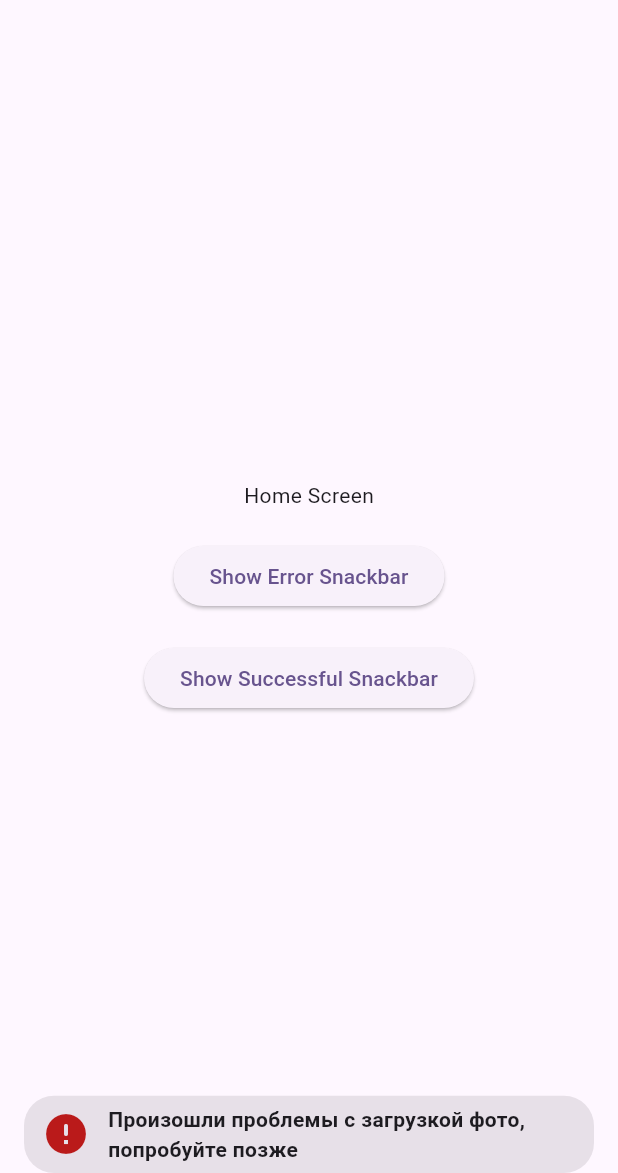
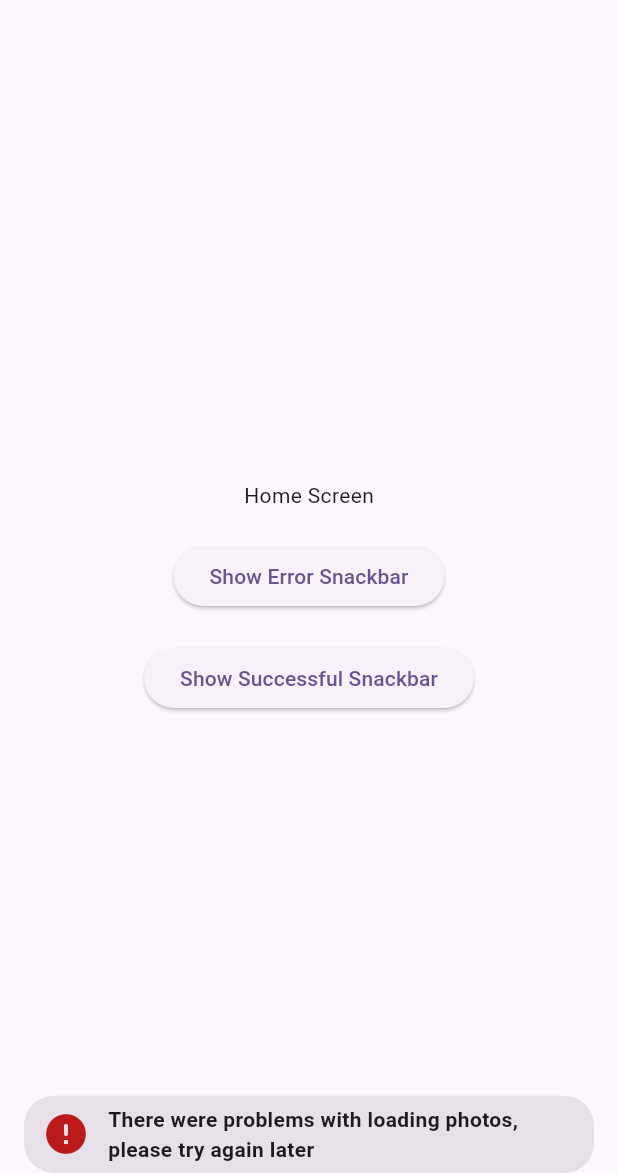
Before and after one commit to evklidus/insight_snackbar, a Flutter app: the screen it shows after launch, after a tap on "Show Error Snackbar", on a phone screen of 412 x 824 dp, the part 63-1236 px from its top. Run offline on Flutter 3.47's test engine with Material 3 defaults, Android fonts, the phone set to English and light mode, and no system bars.

Commit message:
Small changes

```diff
--- a/lib/insight_snackbar.dart
+++ b/lib/insight_snackbar.dart
@@ -11,13 +11,14 @@ class InsightSnackBar {
 
   static final List<OverlayEntry> _entries = [];
 
+  /// Variable for hide/show icon in snackbar near text
   static bool hideIcon = false;
 
   static void showSuccessful(
     BuildContext context, {
     IconData? icon = Icons.done_rounded,
-    // Пример: "Вы успешно авторизировались"
-    String text = 'Успешно',
+    // Example: "You have successfully logged in"
+    String text = 'Successful',
   }) =>
       _show(
         context: context,
@@ -28,8 +29,9 @@ class InsightSnackBar {
   static void showError(
     BuildContext context, {
     IconData? icon = Icons.error_rounded,
-    // Пример: "Произошли проблемы с загрузкой фото, попробуйте позже"
-    String text = 'Произошли проблемы с загрузкой фото, попробуйте позже',
+    // Example: "There were problems with loading photos, please try again later"
+    String text =
+        'There were problems with loading photos, please try again later',
   }) =>
       _show(
         context: context,
@@ -41,7 +43,7 @@ class InsightSnackBar {
   static void showInfo(
     BuildContext context, {
     IconData? icon = Icons.info_rounded,
-    String text = 'Информация',
+    String text = 'Information',
   }) =>
       _show(
         context: context,
```
